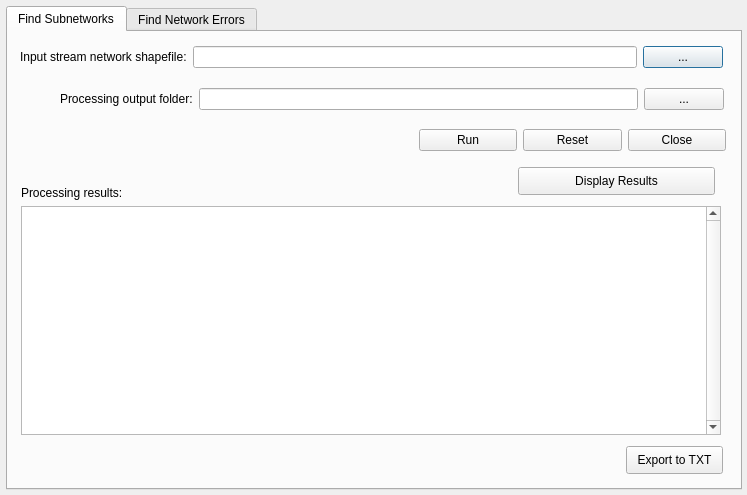
Old version of the form build_network_dialog_base_v2.ui in the repository SouthForkResearch/pyGNAT.
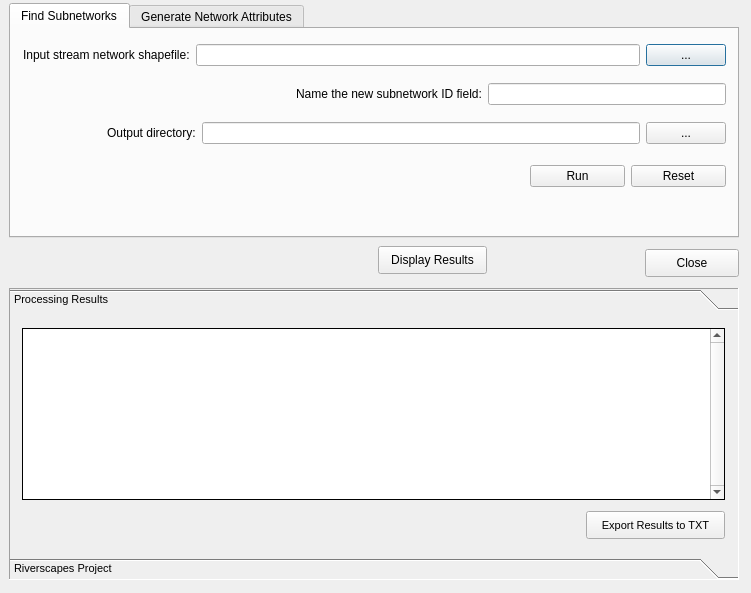
New version of the form. Custom widgets are drawn as their Qt base class.

Commit message: Changed naming and references from Build Network to Find Subnetworks.

Diff of the .ui file:
```diff
--- a/build_network_dialog_base_v2.ui
+++ b/build_network_dialog_base_v2.ui
@@ -6,8 +6,8 @@
    <rect>
     <x>0</x>
     <y>0</y>
-    <width>747</width>
-    <height>495</height>
+    <width>751</width>
+    <height>593</height>
    </rect>
   </property>
   <property name="windowTitle">
@@ -16,12 +16,15 @@
   <widget class="QTabWidget" name="tabWidget">
    <property name="geometry">
     <rect>
-     <x>6</x>
-     <y>6</y>
-     <width>736</width>
-     <height>484</height>
+     <x>9</x>
+     <y>3</y>
+     <width>730</width>
+     <height>235</height>
     </rect>
    </property>
+   <property name="autoFillBackground">
+    <bool>false</bool>
+   </property>
    <property name="currentIndex">
     <number>0</number>
    </property>
@@ -35,7 +38,7 @@
        <x>12</x>
        <y>9</y>
        <width>703</width>
-       <height>32</height>
+       <height>34</height>
       </rect>
      </property>
      <layout class="QHBoxLayout" name="horizontalLayout_2">
@@ -69,10 +72,10 @@
     <widget class="QWidget" name="layoutWidget_2">
      <property name="geometry">
       <rect>
-       <x>52</x>
-       <y>51</y>
-       <width>664</width>
-       <height>32</height>
+       <x>96</x>
+       <y>87</y>
+       <width>619</width>
+       <height>34</height>
       </rect>
      </property>
      <layout class="QHBoxLayout" name="horizontalLayout_9">
@@ -82,7 +85,7 @@
          <enum>Qt::StrongFocus</enum>
         </property>
         <property name="text">
-         <string>Processing output folder:</string>
+         <string>Output directory:</string>
         </property>
        </widget>
       </item>
@@ -105,106 +108,385 @@
        </layout>
       </item>
      </layout>
+    </widget>
+    <widget class="QWidget" name="layoutWidget_4">
+     <property name="geometry">
+      <rect>
+       <x>519</x>
+       <y>132</y>
+       <width>196</width>
+       <height>31</height>
+      </rect>
+     </property>
+     <layout class="QHBoxLayout" name="horizontalLayout_12">
+      <item>
+       <widget class="QPushButton" name="btnRun_tab1">
+        <property name="text">
+         <string>Run</string>
+        </property>
+        <property name="default">
+         <bool>true</bool>
+        </property>
+       </widget>
+      </item>
+      <item>
+       <widget class="QPushButton" name="btnReset_tab1">
+        <property name="text">
+         <string>Reset</string>
+        </property>
+       </widget>
+      </item>
+     </layout>
+    </widget>
+    <widget class="QWidget" name="horizontalLayoutWidget_3">
+     <property name="geometry">
+      <rect>
+       <x>285</x>
+       <y>48</y>
+       <width>430</width>
+       <height>34</height>
+      </rect>
+     </property>
+     <layout class="QHBoxLayout" name="horizontalLayout_5">
+      <item>
+       <widget class="QLabel" name="lblNetworkID">
+        <property name="enabled">
+         <bool>true</bool>
+        </property>
+        <property name="text">
+         <string>Name the new subnetwork ID field:</string>
+        </property>
+       </widget>
+      </item>
+      <item>
+       <widget class="QLineEdit" name="txtNetworkID_tab1">
+        <property name="enabled">
+         <bool>true</bool>
+        </property>
+        <property name="toolTip">
+         <string>&lt;html&gt;&lt;head/&gt;&lt;body&gt;&lt;p&gt;Provide a name for the ID field which will store unique identifier codes for each subnetwork that is found in the input stream network shapefile.&lt;/p&gt;&lt;/body&gt;&lt;/html&gt;</string>
+        </property>
+       </widget>
+      </item>
+     </layout>
+    </widget>
+   </widget>
+   <widget class="QWidget" name="tabGenerateNetworkAttributes">
+    <attribute name="title">
+     <string>Generate Network Attributes</string>
+    </attribute>
+    <widget class="QWidget" name="horizontalLayoutWidget">
+     <property name="geometry">
+      <rect>
+       <x>12</x>
+       <y>9</y>
+       <width>703</width>
+       <height>34</height>
+      </rect>
+     </property>
+     <layout class="QHBoxLayout" name="horizontalLayout">
+      <item>
+       <widget class="QLabel" name="lblInput_tab2">
+        <property name="text">
+         <string>Input stream network shapefile:</string>
+        </property>
+       </widget>
+      </item>
+      <item>
+       <layout class="QHBoxLayout" name="horizontalLayout_4">
+        <item>
+         <widget class="QLineEdit" name="txtInputNetwork_tab2">
+          <property name="toolTip">
+           <string>&lt;html&gt;&lt;head/&gt;&lt;body&gt;&lt;p&gt;Shapefile representing a stream network which serves as the primary input for the &lt;span style=&quot; font-weight:600;&quot;&gt;Generate Network Attributes&lt;/span&gt; tool. Ideally, this shapefile should be the output from the &lt;span style=&quot; font-weight:600;&quot;&gt;Find Subnetworks&lt;/span&gt; tool.&lt;/p&gt;&lt;/body&gt;&lt;/html&gt;</string>
+          </property>
+         </widget>
+        </item>
+        <item>
+         <widget class="QPushButton" name="btnBrowseInput_tab2">
+          <property name="text">
+           <string>...</string>
+          </property>
+         </widget>
+        </item>
+       </layout>
+      </item>
+     </layout>
+    </widget>
+    <widget class="QWidget" name="horizontalLayoutWidget_2">
+     <property name="geometry">
+      <rect>
+       <x>12</x>
+       <y>120</y>
+       <width>703</width>
+       <height>34</height>
+      </rect>
+     </property>
+     <layout class="QHBoxLayout" name="horizontalLayout_3">
+      <item>
+       <widget class="QLabel" name="lblOutput_tab2">
+        <property name="text">
+         <string>Output shapefile with network attributes:</string>
+        </property>
+       </widget>
+      </item>
+      <item>
+       <layout class="QHBoxLayout" name="horizontalLayout_6">
+        <item>
+         <widget class="QLineEdit" name="txtOutputShp">
+          <property name="toolTip">
+           <string>&lt;html&gt;&lt;head/&gt;&lt;body&gt;&lt;p&gt;Shapefile with generated network attributes, produced as output by the tool.&lt;/p&gt;&lt;/body&gt;&lt;/html&gt;</string>
+          </property>
+         </widget>
+        </item>
+        <item>
+         <widget class="QPushButton" name="btnBrowseOutput_tab2">
+          <property name="text">
+           <string>...</string>
+          </property>
+         </widget>
+        </item>
+       </layout>
+      </item>
+     </layout>
+    </widget>
+    <widget class="QWidget" name="horizontalLayoutWidget_5">
+     <property name="geometry">
+      <rect>
+       <x>525</x>
+       <y>165</y>
+       <width>190</width>
+       <height>31</height>
+      </rect>
+     </property>
+     <layout class="QHBoxLayout" name="horizontalLayout_8">
+      <item>
+       <widget class="QPushButton" name="btnRun_tab2">
+        <property name="text">
+         <string>Run</string>
+        </property>
+       </widget>
+      </item>
+      <item>
+       <widget class="QPushButton" name="btnReset_tab2">
+        <property name="text">
+         <string>Reset</string>
+        </property>
+       </widget>
+      </item>
+     </layout>
+    </widget>
+    <widget class="QCheckBox" name="checkBox">
+     <property name="enabled">
+      <bool>false</bool>
+     </property>
+     <property name="geometry">
+      <rect>
+       <x>387</x>
+       <y>54</y>
+       <width>328</width>
+       <height>20</height>
+      </rect>
+     </property>
+     <property name="text">
+      <string>Does the input stream network include subnetworks?</string>
+     </property>
+    </widget>
+    <widget class="QLabel" name="lblNetworkID_tab2">
+     <property name="enabled">
+      <bool>false</bool>
+     </property>
+     <property name="geometry">
+      <rect>
+       <x>369</x>
+       <y>75</y>
+       <width>121</width>
+       <height>32</height>
+      </rect>
+     </property>
+     <property name="text">
+      <string>Subnetwork ID field:</string>
+     </property>
+    </widget>
+    <widget class="QgsFieldComboBox" name="mFieldComboBox">
+     <property name="enabled">
+      <bool>false</bool>
+     </property>
+     <property name="geometry">
+      <rect>
+       <x>492</x>
+       <y>78</y>
+       <width>220</width>
+       <height>27</height>
+      </rect>
+     </property>
+     <property name="toolTip">
+      <string>&lt;html&gt;&lt;head/&gt;&lt;body&gt;&lt;p&gt;Name of the ID field used to identify subnetworks within the input stream network shapefile.&lt;/p&gt;&lt;/body&gt;&lt;/html&gt;</string>
+     </property>
+     <property name="maxVisibleItems">
+      <number>15</number>
+     </property>
+    </widget>
+    <zorder>horizontalLayoutWidget</zorder>
+    <zorder>horizontalLayoutWidget_2</zorder>
+    <zorder>horizontalLayoutWidget_5</zorder>
+    <zorder></zorder>
+    <zorder>checkBox</zorder>
+    <zorder>lblNetworkID_tab2</zorder>
+    <zorder>mFieldComboBox</zorder>
+   </widget>
+  </widget>
+  <widget class="QPushButton" name="btnClose_tab1">
+   <property name="geometry">
+    <rect>
+     <x>645</x>
+     <y>249</y>
+     <width>94</width>
+     <height>28</height>
+    </rect>
+   </property>
+   <property name="text">
+    <string>Close</string>
+   </property>
+  </widget>
+  <widget class="QToolBox" name="toolBox">
+   <property name="enabled">
+    <bool>true</bool>
+   </property>
+   <property name="geometry">
+    <rect>
+     <x>9</x>
+     <y>288</y>
+     <width>730</width>
+     <height>292</height>
+    </rect>
+   </property>
+   <property name="font">
+    <font>
+     <pointsize>8</pointsize>
+    </font>
+   </property>
+   <property name="autoFillBackground">
+    <bool>false</bool>
+   </property>
+   <property name="frameShape">
+    <enum>QFrame::Panel</enum>
+   </property>
+   <property name="frameShadow">
+    <enum>QFrame::Sunken</enum>
+   </property>
+   <property name="lineWidth">
+    <number>1</number>
+   </property>
+   <property name="midLineWidth">
+    <number>1</number>
+   </property>
+   <property name="currentIndex">
+    <number>0</number>
+   </property>
+   <widget class="QWidget" name="pageResults">
+    <property name="geometry">
+     <rect>
+      <x>0</x>
+      <y>0</y>
+      <width>728</width>
+      <height>228</height>
+     </rect>
+    </property>
+    <attribute name="label">
+     <string>Processing Results</string>
+    </attribute>
+    <widget class="QPushButton" name="btnExportToTxt">
+     <property name="geometry">
+      <rect>
+       <x>576</x>
+       <y>195</y>
+       <width>139</width>
+       <height>28</height>
+      </rect>
+     </property>
+     <property name="text">
+      <string>Export Results to TXT</string>
+     </property>
     </widget>
     <widget class="QPlainTextEdit" name="txtResults">
      <property name="geometry">
       <rect>
-       <x>13</x>
-       <y>174</y>
-       <width>700</width>
-       <height>229</height>
+       <x>12</x>
+       <y>12</y>
+       <width>703</width>
+       <height>172</height>
       </rect>
      </property>
+     <property name="acceptDrops">
+      <bool>false</bool>
+     </property>
+     <property name="autoFillBackground">
+      <bool>false</bool>
+     </property>
+     <property name="frameShape">
+      <enum>QFrame::Box</enum>
+     </property>
+     <property name="frameShadow">
+      <enum>QFrame::Plain</enum>
+     </property>
+     <property name="lineWidth">
+      <number>1</number>
+     </property>
      <property name="verticalScrollBarPolicy">
       <enum>Qt::ScrollBarAlwaysOn</enum>
      </property>
+     <property name="horizontalScrollBarPolicy">
+      <enum>Qt::ScrollBarAlwaysOff</enum>
+     </property>
      <property name="readOnly">
       <bool>true</bool>
      </property>
-    </widget>
-    <widget class="QWidget" name="layoutWidget_4">
-     <property name="geometry">
-      <rect>
-       <x>411</x>
-       <y>93</y>
-       <width>307</width>
-       <height>30</height>
-      </rect>
-     </property>
-     <layout class="QHBoxLayout" name="horizontalLayout_12">
-      <item>
-       <widget class="QPushButton" name="btnRun_2">
-        <property name="text">
-         <string>Run</string>
-        </property>
-        <property name="default">
-         <bool>true</bool>
-        </property>
-       </widget>
-      </item>
-      <item>
-       <widget class="QPushButton" name="btnReset_2">
-        <property name="text">
-         <string>Reset</string>
-        </property>
-       </widget>
-      </item>
-      <item>
-       <widget class="QPushButton" name="btnClose_2">
-        <property name="text">
-         <string>Close</string>
-        </property>
-       </widget>
-      </item>
-     </layout>
-    </widget>
-    <widget class="QLabel" name="lblResultsTxt">
-     <property name="geometry">
-      <rect>
-       <x>13</x>
-       <y>153</y>
-       <width>111</width>
-       <height>16</height>
-      </rect>
-     </property>
-     <property name="text">
-      <string>Processing results:</string>
-     </property>
-    </widget>
-    <widget class="QPushButton" name="btnExportToTxt">
-     <property name="geometry">
-      <rect>
-       <x>618</x>
-       <y>414</y>
-       <width>97</width>
-       <height>28</height>
-      </rect>
-     </property>
-     <property name="text">
-      <string>Export to TXT</string>
-     </property>
-    </widget>
-    <widget class="QPushButton" name="btnDisplayResults_2">
-     <property name="geometry">
-      <rect>
-       <x>510</x>
-       <y>135</y>
-       <width>197</width>
-       <height>28</height>
-      </rect>
-     </property>
-     <property name="text">
-      <string>Display Results</string>
+     <property name="backgroundVisible">
+      <bool>false</bool>
      </property>
     </widget>
    </widget>
-   <widget class="QWidget" name="tab_2">
-    <attribute name="title">
-     <string>Find Network Errors</string>
+   <widget class="QWidget" name="pageRiverscapes">
+    <property name="geometry">
+     <rect>
+      <x>0</x>
+      <y>0</y>
+      <width>728</width>
+      <height>228</height>
+     </rect>
+    </property>
+    <attribute name="label">
+     <string>Riverscapes Project</string>
     </attribute>
    </widget>
   </widget>
+  <widget class="QPushButton" name="btnDisplayResults">
+   <property name="geometry">
+    <rect>
+     <x>378</x>
+     <y>246</y>
+     <width>109</width>
+     <height>28</height>
+    </rect>
+   </property>
+   <property name="text">
+    <string>Display Results</string>
+   </property>
+  </widget>
+  <zorder>tabWidget</zorder>
+  <zorder>btnClose_tab1</zorder>
+  <zorder>txtResults</zorder>
+  <zorder>btnExportToTxt</zorder>
+  <zorder>toolBox</zorder>
+  <zorder>btnDisplayResults</zorder>
  </widget>
+ <customwidgets>
+  <customwidget>
+   <class>QgsFieldComboBox</class>
+   <extends>QComboBox</extends>
+   <header>qgsfieldcombobox.h</header>
+  </customwidget>
+ </customwidgets>
  <resources/>
  <connections/>
 </ui>
```
Left out of the diff: 18 changed lines with no effect on the pictures. The commit also changes 5 other files.
